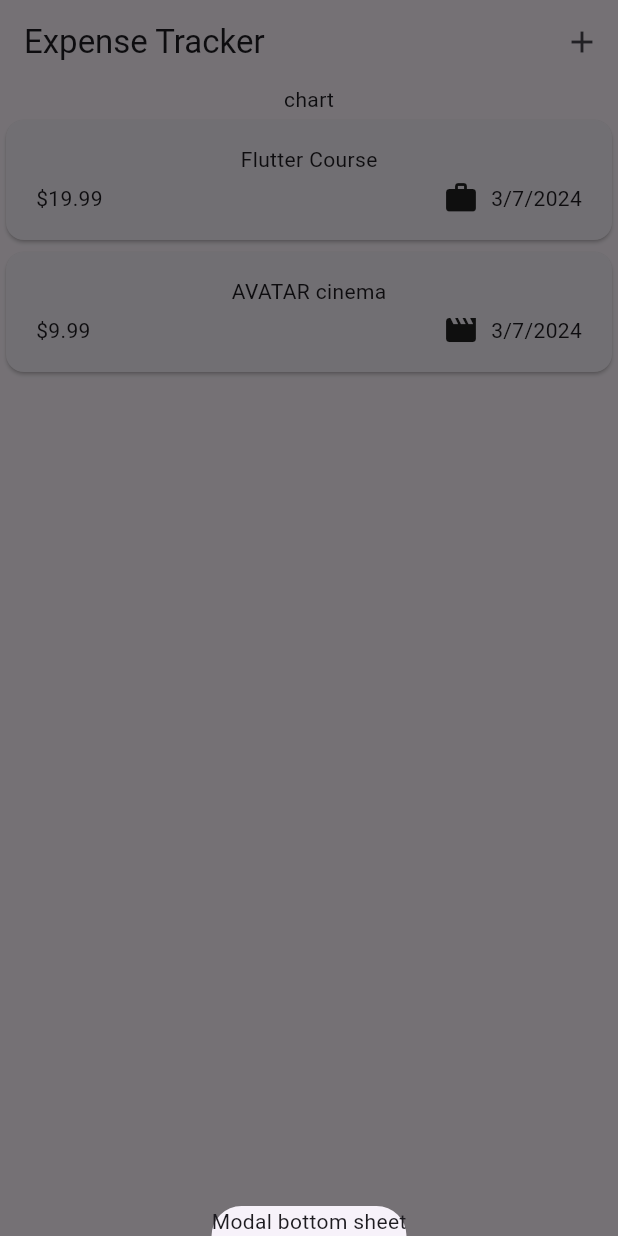
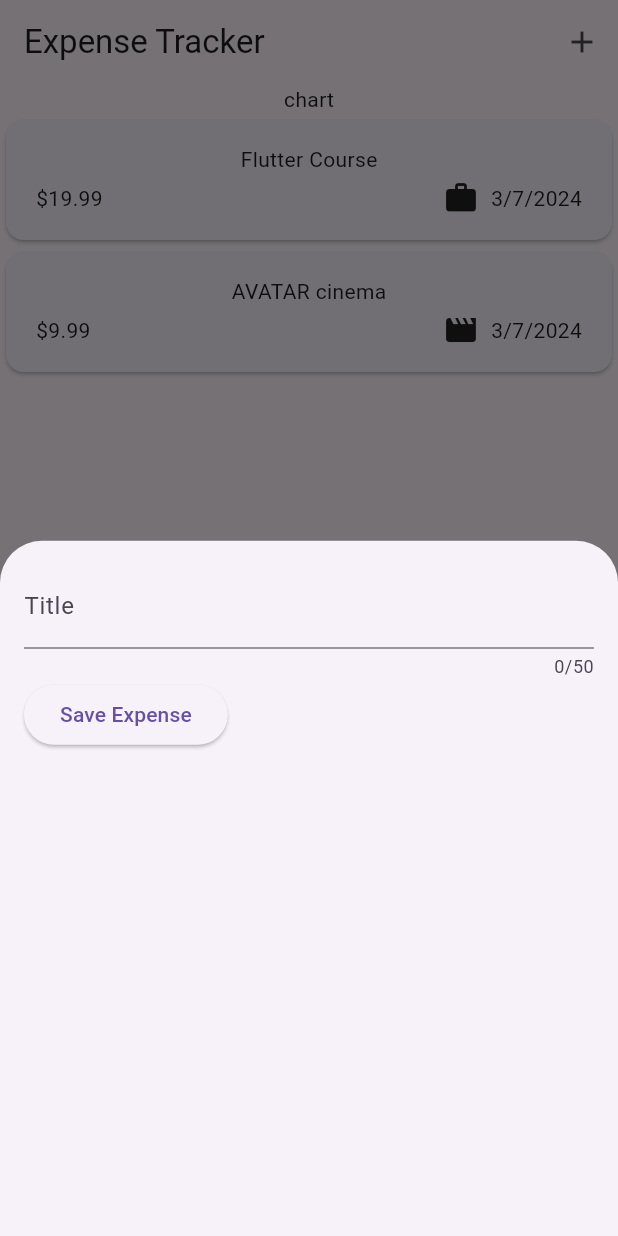
Before and after one commit to never47/flutter-expense-tracker, a Flutter app: the screen it shows after launch, after a tap on the "add" icon, on a phone screen of 412 x 824 dp. Run offline on Flutter 3.47's test engine with Material 3 defaults, Android fonts, the phone set to English and light mode, and no system bars.

Commit message:
add: layout for adding new expense

```diff
--- a/lib/widgets/expenses.dart
+++ b/lib/widgets/expenses.dart
@@ -1,4 +1,5 @@
 import 'package:expense_tracker/widgets/expenses_list/expenses_list.dart';
+import 'package:expense_tracker/widgets/new_expense.dart';
 import 'package:flutter/material.dart';
 import 'package:expense_tracker/models/expense.dart';
 import 'package:flutter/widgets.dart';
@@ -31,7 +32,7 @@ class _ExpensesState extends State<Expenses> {
   void _openAddExpenseOverlay() {
     showModalBottomSheet(
       context: context,
-      builder: (ctx) => Text('Modal bottom sheet'),
+      builder: (ctx) => const NewExpense(),
     );
   }
 
--- /dev/null
+++ b/lib/widgets/new_expense.dart
@@ -0,0 +1,49 @@
+import 'package:flutter/material.dart';
+
+class NewExpense extends StatefulWidget {
+  const NewExpense({super.key});
+
+  @override
+  State<NewExpense> createState() {
+    return _NewExpense();
+  }
+}
+
+class _NewExpense extends State<NewExpense> {
+  final _titleController = TextEditingController();
+
+  @override
+  void dispose() {
+    _titleController.dispose();
+    super.dispose();
+  }
+
+  @override
+  Widget build(BuildContext context) {
+    return Padding(
+      padding: const EdgeInsets.all(16),
+      child: Column(
+        children: [
+          TextField(
+            controller: _titleController,
+            maxLength: 50,
+            decoration: const InputDecoration(
+              label: Text('Title'),
+            ),
+            //keyboardType: TextInputType.text,
+          ),
+          Row(
+            children: [
+              ElevatedButton(
+                onPressed: () {
+                  print(_titleController.text);
+                },
+                child: const Text('Save Expense'),
+              )
+            ],
+          ),
+        ],
+      ),
+    );
+  }
+}
```
